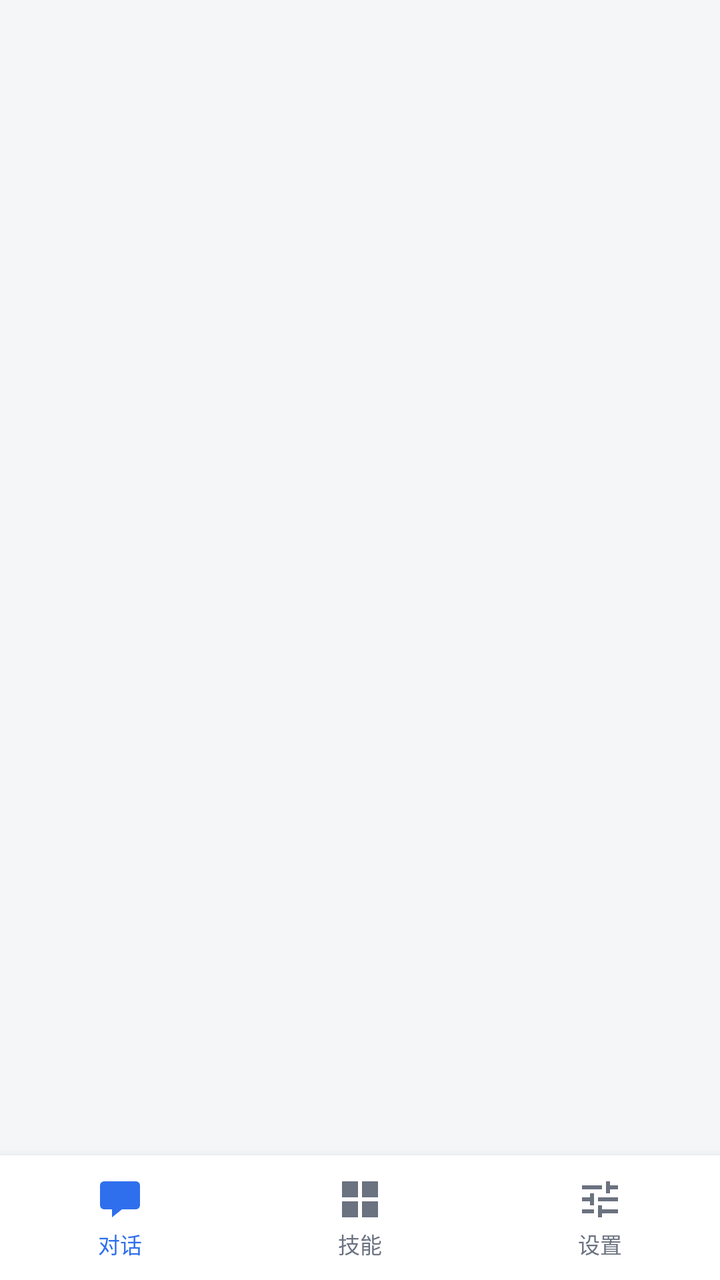
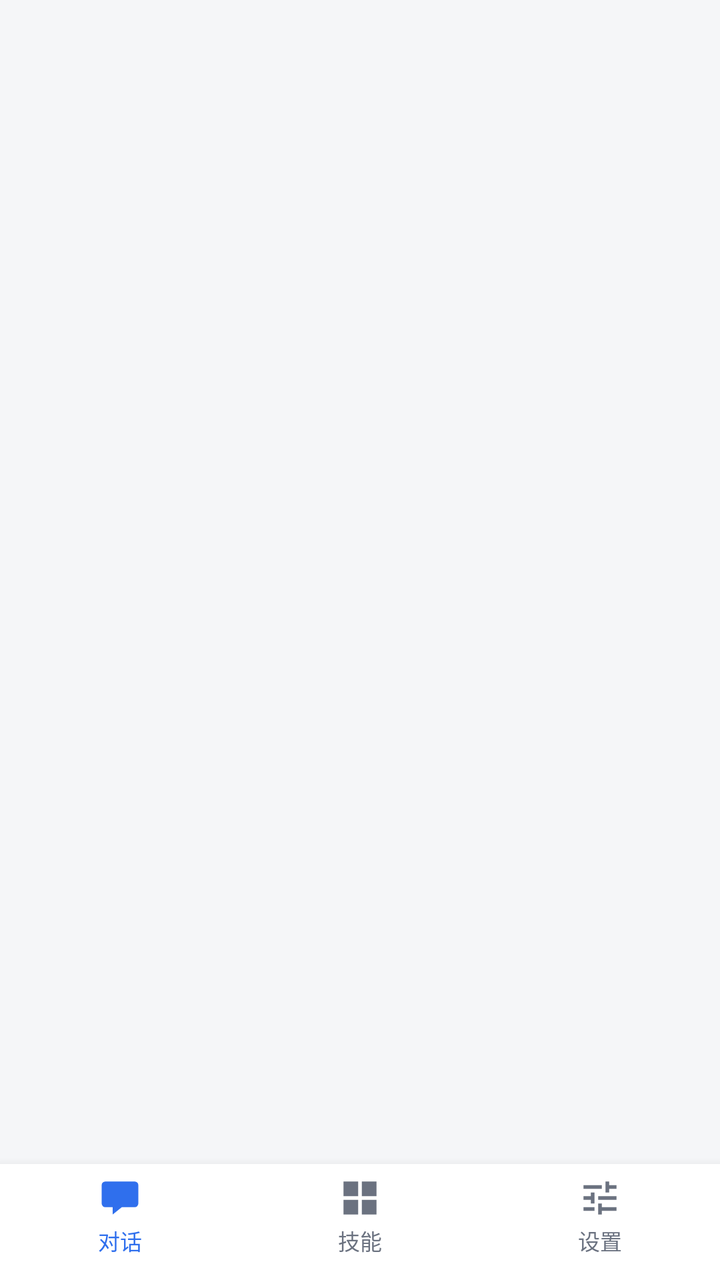

The first picture is an Android layout as it rendered before a commit; the second is the same layout after the commit. The layout source and the unified diff follow.
<!-- AndroidManifest.xml: application theme Theme.VoiceAssistant -->
<!-- res/layout/activity_main.xml -->
<?xml version="1.0" encoding="utf-8"?>
<LinearLayout xmlns:android="http://schemas.android.com/apk/res/android"
    xmlns:tools="http://schemas.android.com/tools"
    android:id="@+id/root"
    android:layout_width="match_parent"
    android:layout_height="match_parent"
    android:background="@color/bg_app"
    android:orientation="vertical"
    tools:context=".MainActivity">

    
    <FrameLayout
        android:id="@+id/fragmentContainer"
        android:layout_width="match_parent"
        android:layout_height="0dp"
        android:layout_weight="1" />

    
    <LinearLayout
        android:id="@+id/bottomNav"
        android:layout_width="match_parent"
        android:layout_height="wrap_content"
        android:background="@color/surface"
        android:elevation="8dp"
        android:orientation="horizontal"
        android:paddingTop="6dp"
        android:paddingBottom="6dp">

        <LinearLayout
            android:id="@+id/tabChat"
            android:layout_width="0dp"
            android:layout_height="wrap_content"
            android:layout_weight="1"
            android:background="?attr/selectableItemBackgroundBorderless"
            android:clickable="true"
            android:focusable="true"
            android:gravity="center"
            android:orientation="vertical"
            android:paddingTop="4dp"
            android:paddingBottom="4dp">

            <ImageView
                android:id="@+id/ivTabChat"
                android:layout_width="24dp"
                android:layout_height="24dp"
                android:contentDescription="@string/tab_chat"
                android:src="@drawable/ic_tab_chat"
                android:tint="@color/brand_primary" />

            <TextView
                android:id="@+id/tvTabChat"
                android:layout_width="wrap_content"
                android:layout_height="wrap_content"
                android:layout_marginTop="2dp"
                android:text="@string/tab_chat"
                android:textColor="@color/brand_primary"
                android:textSize="11sp" />
        </LinearLayout>

        <LinearLayout
            android:id="@+id/tabSkills"
            android:layout_width="0dp"
            android:layout_height="wrap_content"
            android:layout_weight="1"
            android:background="?attr/selectableItemBackgroundBorderless"
            android:clickable="true"
            android:focusable="true"
            android:gravity="center"
            android:orientation="vertical"
            android:paddingTop="4dp"
            android:paddingBottom="4dp">

            <ImageView
                android:id="@+id/ivTabSkills"
                android:layout_width="24dp"
                android:layout_height="24dp"
                android:contentDescription="@string/tab_skills"
                android:src="@drawable/ic_tab_skills"
                android:tint="@color/text_secondary" />

            <TextView
                android:id="@+id/tvTabSkills"
                android:layout_width="wrap_content"
                android:layout_height="wrap_content"
                android:layout_marginTop="2dp"
                android:text="@string/tab_skills"
                android:textColor="@color/text_secondary"
                android:textSize="11sp" />
        </LinearLayout>

        <LinearLayout
            android:id="@+id/tabSettings"
            android:layout_width="0dp"
            android:layout_height="wrap_content"
            android:layout_weight="1"
            android:background="?attr/selectableItemBackgroundBorderless"
            android:clickable="true"
            android:focusable="true"
            android:gravity="center"
            android:orientation="vertical"
            android:paddingTop="4dp"
            android:paddingBottom="4dp">

            <ImageView
                android:id="@+id/ivTabSettings"
                android:layout_width="24dp"
                android:layout_height="24dp"
                android:contentDescription="@string/tab_settings"
                android:src="@drawable/ic_tab_settings"
                android:tint="@color/text_secondary" />

            <TextView
                android:id="@+id/tvTabSettings"
                android:layout_width="wrap_content"
                android:layout_height="wrap_content"
                android:layout_marginTop="2dp"
                android:text="@string/tab_settings"
                android:textColor="@color/text_secondary"
                android:textSize="11sp" />
        </LinearLayout>
    </LinearLayout>

</LinearLayout>
<!-- resources referenced by this layout -->
<resources>
  <color name="bg_app">#F5F6F8</color>
  <color name="brand_primary">#2F6FED</color>
  <color name="surface">#FFFFFFFF</color>
  <color name="text_secondary">#6B7280</color>
  <!-- drawable ic_tab_chat (drawable) -->
  <vector xmlns:android="http://schemas.android.com/apk/res/android"
      android:width="24dp"
      android:height="24dp"
      android:viewportWidth="24"
      android:viewportHeight="24">
      <path
          android:fillColor="#FF000000"
          android:pathData="M4,3h16a2,2 0 0 1 2,2v10a2,2 0 0 1 -2,2h-7l-5,4v-4h-4a2,2 0 0 1 -2,-2v-10a2,2 0 0 1 2,-2z" />
  </vector>
  <!-- drawable ic_tab_settings (drawable) -->
  <vector xmlns:android="http://schemas.android.com/apk/res/android"
      android:width="24dp"
      android:height="24dp"
      android:viewportWidth="24"
      android:viewportHeight="24">
      <path
          android:fillColor="#FF000000"
          android:pathData="M3,17v2h6v-2H3zM3,5v2h10V5H3zM13,21v-2h8v-2h-8v-2h-2v6h2zM7,9v2H3v2h4v2h2V9H7zM21,13v-2H11v2h10zM15,9h2V7h4V5h-4V3h-2v6z" />
  </vector>
  <!-- drawable ic_tab_skills (drawable) -->
  <vector xmlns:android="http://schemas.android.com/apk/res/android"
      android:width="24dp"
      android:height="24dp"
      android:viewportWidth="24"
      android:viewportHeight="24">
      <path
          android:fillColor="#FF000000"
          android:pathData="M3,3h8v8h-8z M13,3h8v8h-8z M3,13h8v8h-8z M13,13h8v8h-8z" />
  </vector>
  <string name="tab_chat">对话</string>
  <string name="tab_settings">设置</string>
  <string name="tab_skills">技能</string>
  <style name="Theme.VoiceAssistant" parent="Base.Theme.VoiceAssistant" />
  <style name="Base.Theme.VoiceAssistant" parent="Theme.Material3.DayNight.NoActionBar">
          
          
      </style>
</resources>

<!-- the commit's change to res/layout/activity_main.xml (unified diff, before → after) -->
@@ -19,12 +19,12 @@
     <LinearLayout
         android:id="@+id/bottomNav"
         android:layout_width="match_parent"
-        android:layout_height="wrap_content"
+        android:layout_height="58dp"
         android:background="@color/surface"
         android:elevation="8dp"
         android:orientation="horizontal"
-        android:paddingTop="6dp"
-        android:paddingBottom="6dp">
+        android:paddingTop="4dp"
+        android:paddingBottom="4dp">
 
         <LinearLayout
             android:id="@+id/tabChat"
@@ -36,13 +36,13 @@
             android:focusable="true"
             android:gravity="center"
             android:orientation="vertical"
-            android:paddingTop="4dp"
-            android:paddingBottom="4dp">
+            android:paddingTop="2dp"
+            android:paddingBottom="2dp">
 
             <ImageView
                 android:id="@+id/ivTabChat"
-                android:layout_width="24dp"
-                android:layout_height="24dp"
+                android:layout_width="22dp"
+                android:layout_height="22dp"
                 android:contentDescription="@string/tab_chat"
                 android:src="@drawable/ic_tab_chat"
                 android:tint="@color/brand_primary" />
@@ -67,13 +67,13 @@
             android:focusable="true"
             android:gravity="center"
             android:orientation="vertical"
-            android:paddingTop="4dp"
-            android:paddingBottom="4dp">
+            android:paddingTop="2dp"
+            android:paddingBottom="2dp">
 
             <ImageView
                 android:id="@+id/ivTabSkills"
-                android:layout_width="24dp"
-                android:layout_height="24dp"
+                android:layout_width="22dp"
+                android:layout_height="22dp"
                 android:contentDescription="@string/tab_skills"
                 android:src="@drawable/ic_tab_skills"
                 android:tint="@color/text_secondary" />
@@ -98,13 +98,13 @@
             android:focusable="true"
             android:gravity="center"
             android:orientation="vertical"
-            android:paddingTop="4dp"
-            android:paddingBottom="4dp">
+            android:paddingTop="2dp"
+            android:paddingBottom="2dp">
 
             <ImageView
                 android:id="@+id/ivTabSettings"
-                android:layout_width="24dp"
-                android:layout_height="24dp"
+                android:layout_width="22dp"
+                android:layout_height="22dp"
                 android:contentDescription="@string/tab_settings"
                 android:src="@drawable/ic_tab_settings"
                 android:tint="@color/text_secondary" />
